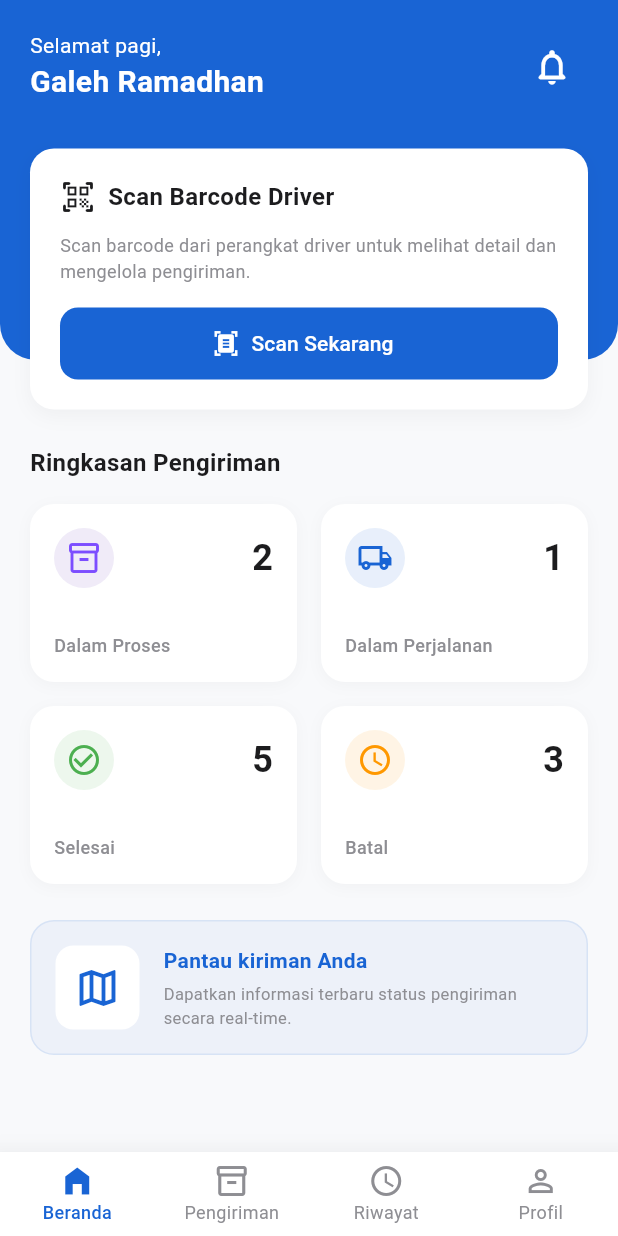
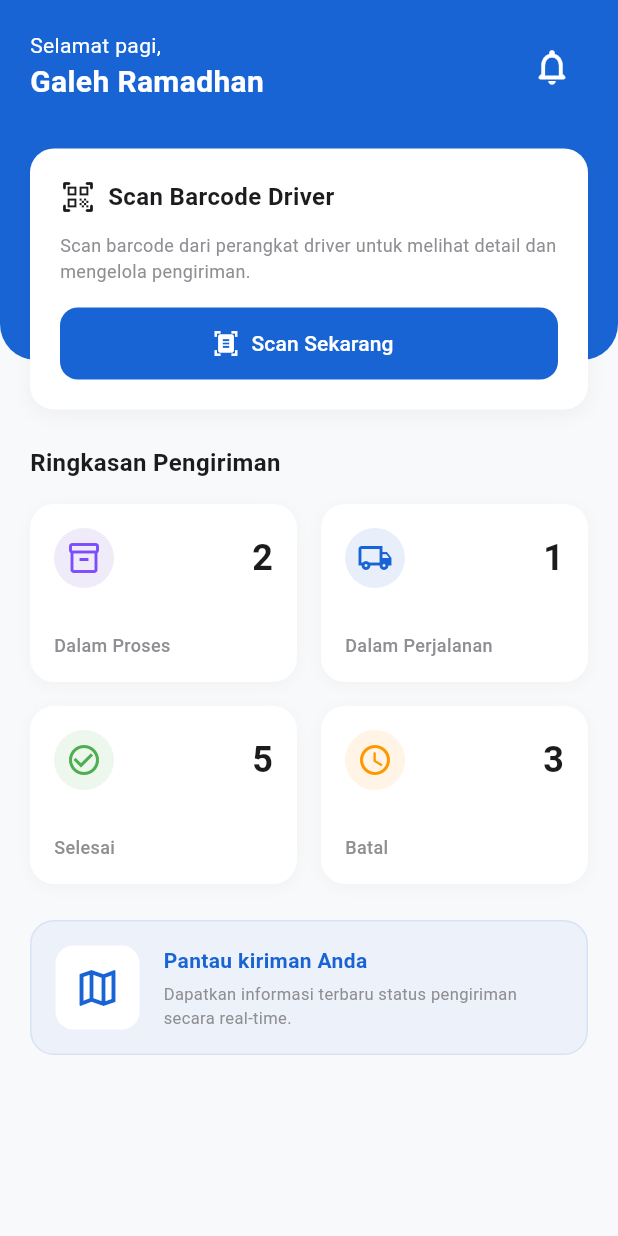
Before and after one commit to Galehramadhan/tracking-logistik-mobile, a Flutter app: the HomeView screen opened directly, on a phone screen of 412 x 824 dp. Run offline on Flutter 3.47's test engine with Material 3 defaults, Android fonts, the phone set to English and light mode, and no system bars; our stand-ins replace flutter_riverpod, google_maps_flutter, shared_preferences; missing offline and left inert: mobile_scanner; accounts and stored records are empty; Roboto replaces fonts that are missing (Poppins).

Commit message:
Akhirnya rapi Alhamdulillah

```diff
--- a/tracking_logistik_app/lib/BelakangLayar/loginscreen.dart
+++ b/tracking_logistik_app/lib/BelakangLayar/loginscreen.dart
@@ -29,10 +29,10 @@ class _LoginScreenState extends State<LoginScreen> {
       // 3. Arahkan ke halaman yang sesuai dengan rolenya
       if (widget.authController.role == UserRole.admingudang) {
         // Pindah ke halaman Scanner & GPS
-        print('Navigasi ke Halaman Admin Gudang');
+        Navigator.pushReplacementNamed(context, '/');
       } else if (widget.authController.role == UserRole.owner) {
         // Pindah ke halaman Dashboard Tracker
-        print('Navigasi ke Halaman Owner');
+        Navigator.pushReplacementNamed(context, '/');
       }
     } else if (widget.authController.status == AuthStatus.error) {
       // 4. Munculkan pesan error (SnackBar) di bawah layar
@@ -57,7 +57,7 @@ class _LoginScreenState extends State<LoginScreen> {
               mainAxisAlignment: MainAxisAlignment.center,
               children: [
                 const Text(
-                  'Sistem Gudang',
+                  'SafeShip',
                   style: TextStyle(fontSize: 28, fontWeight: FontWeight.bold),
                 ),
                 const SizedBox(height: 40),
--- a/tracking_logistik_app/lib/dashboard/beranda.dart
+++ b/tracking_logistik_app/lib/dashboard/beranda.dart
@@ -15,27 +15,7 @@ class SafeShipApp extends StatelessWidget {
       title: 'SafeShip',
       debugShowCheckedModeBanner: false,
       // Konfigurasi Tema Utama (Material 3 & Poppins)
-      theme: ThemeData(
-        useMaterial3: true,
-        fontFamily: 'Poppins',
-        colorScheme: ColorScheme.fromSeed(
-          seedColor: const Color(0xFF1964D4), // Biru Utama
-          primary: const Color(0xFF1964D4),
-          background: const Color(0xFFF8F9FB),
-        ),
-      ),
-      // Konfigurasi Mode Gelap (Opsional, untuk mendukung dark mode sesuai permintaan)
-      darkTheme: ThemeData(
-        useMaterial3: true,
-        fontFamily: 'Poppins',
-        brightness: Brightness.dark,
-        colorScheme: ColorScheme.fromSeed(
-          brightness: Brightness.dark,
-          seedColor: const Color(0xFF1964D4),
-          primary: const Color(0xFF4A89F3),
-        ),
-      ),
-      themeMode: ThemeMode.system, // Menyesuaikan dengan setting device
+
       // Routing Dasar
       initialRoute: '/',
       routes: {
@@ -51,35 +31,32 @@ class SafeShipApp extends StatelessWidget {
 // ============================================================================
 // PRESENTATION LAYER: HOME VIEW
 // ============================================================================
-
 class HomeView extends ConsumerWidget {
   const HomeView({super.key});
 
   @override
   Widget build(BuildContext context, WidgetRef ref) {
-    // Definisi warna berdasarkan referensi gambar
-    const Color primaryBlue = Color(0xFF1964D4);
-    const Color backgroundColor = Color(0xFFF8F9FB);
-    const Color textColor = Color(0xFF1C1C1E);
+    // Pakai tema langsung dari bapaknya (MaterialApp)
+    final tema = Theme.of(context);
+    final primaryBlue = tema.colorScheme.primary;
 
-    // Mengambil warna background berdasarkan tema agar mendukung dark mode
-    final isDarkMode = Theme.of(context).brightness == Brightness.dark;
-    final currentBgColor = isDarkMode
-        ? Theme.of(context).colorScheme.background
-        : backgroundColor;
+    final isDarkMode = tema.brightness == Brightness.dark;
+    final currentBgColor = isDarkMode ? tema.colorScheme.background : const Color(0xFFF8F9FB);
     final cardColor = isDarkMode ? const Color(0xFF2C2C2E) : Colors.white;
-    final currentTextColor = isDarkMode ? Colors.white : textColor;
+    final currentTextColor = isDarkMode ? Colors.white : const Color(0xFF1C1C1E);
 
     return Scaffold(
       backgroundColor: currentBgColor,
+      // FIX 1: Hapus `bottomNavigationBar:` dari sini, karena sudah diurus MainDashboard!
+
       body: Stack(
         children: [
           // Background Biru Header
           Container(
             height: 240,
-            decoration: const BoxDecoration(
+            decoration: BoxDecoration(
               color: primaryBlue,
-              borderRadius: BorderRadius.only(
+              borderRadius: const BorderRadius.only(
                 bottomLeft: Radius.circular(24),
                 bottomRight: Radius.circular(24),
               ),
@@ -231,18 +208,9 @@ class HomeView extends ConsumerWidget {
             ),
           ),
         ],
-      ),
-
-      // Bottom Navigation Bar
-      bottomNavigationBar: _buildBottomNavigationBar(
-        context,
-        ref,
-        primaryBlue,
-        cardColor,
-      ),
+      )
     );
   }
-
   Widget _buildScanBarcodeCard(
     BuildContext context,
     Color primaryColor,
@@ -461,63 +429,8 @@ class HomeView extends ConsumerWidget {
       ),
     );
   }
-
-  Widget _buildBottomNavigationBar(
-    BuildContext context,
-    WidgetRef ref,
-    Color primaryColor,
-    Color cardColor,
-  ) {
-    return BottomNavigationBar(
-      type: BottomNavigationBarType.fixed,
-      backgroundColor: cardColor,
-      selectedItemColor: primaryColor,
-      unselectedItemColor: const Color(0xFF8E8E93),
-      selectedLabelStyle: const TextStyle(
-        fontFamily: 'Poppins',
-        fontSize: 12,
-        fontWeight: FontWeight.w500,
-      ),
-      unselectedLabelStyle: const TextStyle(
-        fontFamily: 'Poppins',
-        fontSize: 12,
-      ),
-      elevation: 16,
-      onTap: (index) {
-        if (index == 2) {
-          // Index 2 adalah tab Riwayat
-          ref.read(statusFilterProvider.notifier).state = 'Semua';
-          Navigator.pushNamed(context, '/riwayat');
-        } else if (index == 1) {
-          Navigator.pushNamed(context, '/pengiriman');
-        }
-        else if (index==3){
-          Navigator.pushNamed(context, '/profile');
-        }
-        // TODO: Implementasi perubahan tab aktif (currentIndex) jika menggunakan state lokal
-      },
-      items: const [
-        BottomNavigationBarItem(
-          icon: Icon(Icons.home_filled),
-          label: 'Beranda',
-        ),
-        BottomNavigationBarItem(
-          icon: Icon(Icons.inventory_2_outlined),
-          label: 'Pengiriman',
-        ),
-        BottomNavigationBarItem(
-          icon: Icon(Icons.access_time),
-          label: 'Riwayat',
-        ),
-        BottomNavigationBarItem(
-          icon: Icon(Icons.person_outline),
-          label: 'Profil',
-        ),
-      ],
-    );
-  }
+  // (Letakkan fungsi _buildScanBarcodeCard, _buildSummaryCard, dan _buildPromoBanner kamu di sini)
 }
-
 // ============================================================================
 // BARCODE SCANNER VIEW
 // ============================================================================
--- a/tracking_logistik_app/lib/main.dart
+++ b/tracking_logistik_app/lib/main.dart
@@ -1,26 +1,66 @@
 import 'package:flutter/material.dart';
 import 'package:flutter_riverpod/flutter_riverpod.dart';
-import 'Dashboard/beranda.dart';
-import 'package:tracking_logistik_app/Riwayat/riwayatpengiriman.dart';
+import 'package:tracking_logistik_app/BelakangLayar/loginscreen.dart';
+import 'BelakangLayar/controller.dart';
+
+// FIX 1: Pastikan kamu meng-import file tempat MainDashboard berada
+import 'package:tracking_logistik_app/Dashboard/mainberanda.dart';
 
 void main() {
-  runApp(const SafeShipApp());
-
-    runApp(
-    const ProviderScope(
-      child: SafeShipApp(),
-    ),
-  );
+  // Kalau pakai SharedPreferencesAsync, sangat disarankan menambahkan baris ini
+  WidgetsFlutterBinding.ensureInitialized();
+  runApp(const ProviderScope(child: SafeShipApp()));
 }
 
+class SafeShipApp extends StatefulWidget {
+  const SafeShipApp({super.key});
 
-class MyApp extends StatelessWidget {
-  const MyApp({super.key});
+  @override
+  State<SafeShipApp> createState() => _SafeShipAppState();
+}
+
+class _SafeShipAppState extends State<SafeShipApp> {
+  // 1. Buat "toples" atau controllernya di sini
+  final AuthController _authController = AuthController();
 
   @override
   Widget build(BuildContext context) {
     return MaterialApp(
-      home: const HistoryPage(),
+      debugShowCheckedModeBanner: false,
+      title: 'SafeShip App',
+      theme: ThemeData(
+        useMaterial3: true,
+        fontFamily: 'Poppins',
+        colorScheme: ColorScheme.fromSeed(
+          seedColor: const Color(0xFF1964D4), // Biru Utama
+          primary: const Color(0xFF1964D4),
+          background: const Color(0xFFF8F9FB),
+        ),
+      ),
+      darkTheme: ThemeData(
+        useMaterial3: true,
+        fontFamily: 'Poppins',
+        brightness: Brightness.dark,
+        colorScheme: ColorScheme.fromSeed(
+          brightness: Brightness.dark,
+          seedColor: const Color(0xFF1964D4),
+          primary: const Color(0xFF4A89F3),
+        ),
+      ),
+      themeMode: ThemeMode.system,
+
+      // ========================================================
+      // FIX 2: Hapus `home:` dan gunakan sistem Routing Peta
+      // ========================================================
+      initialRoute: '/login', // Tentukan titik mulai aplikasi
+
+      routes: {
+        // Daftarkan alamat '/login'
+        '/login': (context) => LoginScreen(authController: _authController),
+
+        // Daftarkan alamat '/' agar Navigator.pushReplacementNamed tahu tujuannya
+        '/': (context) => const MainDashboard(),
+      },
     );
   }
 }
```
Also changed, not shown: tracking_logistik_app/lib/dashboard/mainberanda.dart (added, +63 -0 lines).
